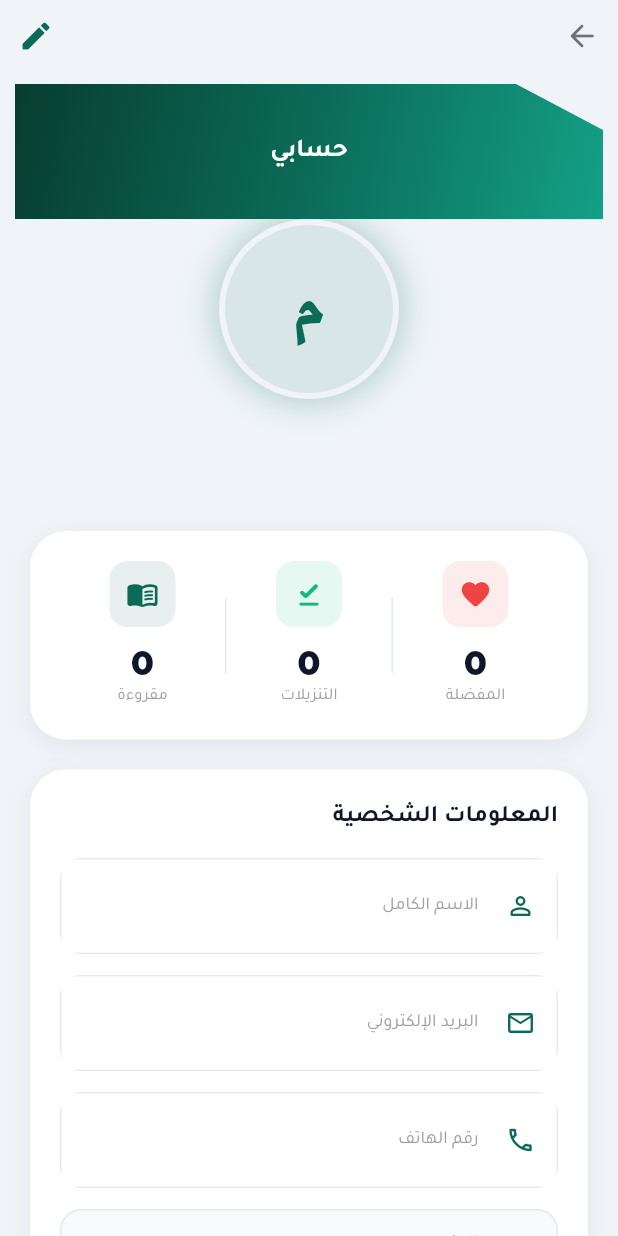
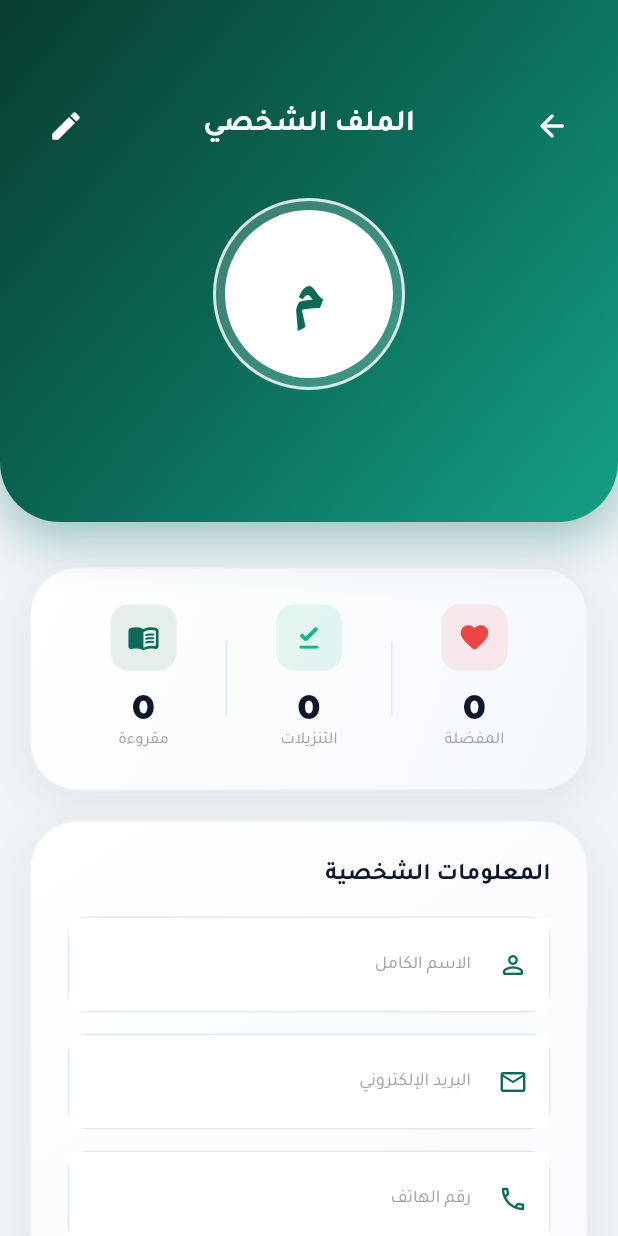
Before and after one commit to merajiapp-hub/meraj3iapp4415, a Flutter app: the ProfileScreen screen opened directly, on a phone screen of 412 x 824 dp. Run offline on Flutter 3.47's test engine with Material 3 defaults, Android fonts, the phone set to English and light mode, and no system bars; our stand-ins replace audioplayers, cached_network_image, cloud_firestore, confetti, connectivity_plus, dio and 21 more; missing offline and left inert: complex, equations, flutter_math_fork, flutter_quill, ml_linalg, receive_intent and 3 more; accounts and stored records are empty; network calls fail.

Commit message:
إضافة ميزات جديدة وتحديث الكود

```diff
--- a/lib/screens/note_editor_screen.dart
+++ b/lib/screens/note_editor_screen.dart
@@ -1089,8 +1089,6 @@ class _NoteEditorScreenState extends State<NoteEditorScreen>
                       padding: const EdgeInsets.symmetric(horizontal: 20),
                       child: Directionality(
                         textDirection: TextDirection.rtl,
-                        child: Material(
-                          color: bgColor,
                         child: Theme(
                           data: Theme.of(context).copyWith(
                             canvasColor: bgColor,
@@ -1194,7 +1192,6 @@ class _NoteEditorScreenState extends State<NoteEditorScreen>
                     ),
                   ),
                 ),
-              ),
             ],
           ),
         ),
--- a/lib/screens/profile_screen.dart
+++ b/lib/screens/profile_screen.dart
@@ -322,15 +322,16 @@ class _ProfileScreenState extends State<ProfileScreen>
           position: _slideAnim,
           child: CustomScrollView(
             slivers: [
-              // ─── الرأس المنحني ────────────────────────────────────────────
+              // ─── بطاقة الرأس الاحترافية ────────────────────────────────────────────
               SliverToBoxAdapter(
-                child: _buildCurvedHeader(isDark, userName, userEmail),
+                child: _buildHeaderCard(isDark, userName, userEmail),
               ),
               SliverPadding(
                 padding: const EdgeInsets.symmetric(horizontal: 20),
                 sliver: SliverList(
                   delegate: SliverChildListDelegate([
-                    const SizedBox(height: 80), // مسافة لصورة الحساب
+                    const SizedBox(height: 30),
+
                     // ─── بطاقة الإحصائيات ─────────────────────────────────
                     _buildStatsCard(
                       isDark,
@@ -355,9 +356,25 @@ class _ProfileScreenState extends State<ProfileScreen>
     );
   }
 
-  // ─── الرأس المنحني مع صورة الحساب ─────────────────────────────────────────
-  Widget _buildCurvedHeader(bool isDark, String name, String email) {
-    return Column(
+  // ─── بطاقة الرأس الاحترافية مع صورة الحساب ──────────────────────────────
+  Widget _buildHeaderCard(bool isDark, String name, String email) {
+    return Container(
+      padding: const EdgeInsets.only(top: 60, bottom: 40, left: 20, right: 20),
+      decoration: BoxDecoration(
+        gradient: AppTheme.brandGradient,
+        borderRadius: const BorderRadius.only(
+          bottomLeft: Radius.circular(40),
+          bottomRight: Radius.circular(40),
+        ),
+        boxShadow: [
+          BoxShadow(
+            color: AppTheme.primaryColor.withValues(alpha: 0.4),
+            blurRadius: 30,
+            offset: const Offset(0, 10),
+          ),
+        ],
+      ),
+      child: Column(
         children: [
           Row(
             mainAxisAlignment: MainAxisAlignment.spaceBetween,
@@ -367,7 +384,15 @@ class _ProfileScreenState extends State<ProfileScreen>
                 onPressed: () => Navigator.maybePop(context),
                 icon: const Icon(
                   Icons.arrow_forward_rounded,
-                color: Colors.black54,
+                  color: Colors.white,
+                ),
+              ),
+              Text(
+                'الملف الشخصي',
+                style: GoogleFonts.tajawal(
+                  color: Colors.white,
+                  fontSize: 20,
+                  fontWeight: FontWeight.bold,
                 ),
               ),
               IconButton(
@@ -379,35 +404,24 @@ class _ProfileScreenState extends State<ProfileScreen>
                         : () => setState(() => _isEditing = true)),
                 icon: Icon(
                   _isEditing ? Icons.check_rounded : Icons.edit_rounded,
-                color: AppTheme.primaryColor,
+                  color: Colors.white,
                 ),
               ),
             ],
           ),
-        const CurvedHeader(
-          title: 'حسابي',
-          gradient: AppTheme.brandGradient,
-          showBackButton: false,
-        ),
-        Transform.translate(
-          offset: const Offset(0, -8),
-          child: Stack(
+          const SizedBox(height: 24),
+          Stack(
             alignment: Alignment.bottomRight,
             children: [
               Container(
-                padding: const EdgeInsets.all(4),
+                padding: const EdgeInsets.all(6),
                 decoration: BoxDecoration(
                   shape: BoxShape.circle,
-                  color: isDark
-                      ? AppTheme.backgroundDark
-                      : const Color(0xFFF0F4F8),
-                  boxShadow: [
-                    BoxShadow(
-                      color: AppTheme.primaryColor.withValues(alpha: 0.3),
-                      blurRadius: 20,
-                      spreadRadius: 2,
+                  color: Colors.white.withValues(alpha: 0.2),
+                  border: Border.all(
+                    color: Colors.white.withValues(alpha: 0.8),
+                    width: 2,
                   ),
-                  ],
                 ),
                 child: GestureDetector(
                   onTap: (_isEditing && !_isLoading)
@@ -415,9 +429,7 @@ class _ProfileScreenState extends State<ProfileScreen>
                       : null,
                   child: CircleAvatar(
                     radius: 56,
-                    backgroundColor: AppTheme.primaryColor.withValues(
-                      alpha: 0.1,
-                    ),
+                    backgroundColor: Colors.white,
                     backgroundImage: _getProfileImage(),
                     child: _getProfileImage() == null
                         ? Text(
@@ -436,16 +448,23 @@ class _ProfileScreenState extends State<ProfileScreen>
                 GestureDetector(
                   onTap: _showImageSourceDialog,
                   child: Container(
-                    width: 32,
-                    height: 32,
-                    decoration: const BoxDecoration(
-                      color: AppTheme.primaryColor,
+                    width: 40,
+                    height: 40,
+                    decoration: BoxDecoration(
+                      color: Colors.white,
                       shape: BoxShape.circle,
+                      boxShadow: [
+                        BoxShadow(
+                          color: Colors.black.withValues(alpha: 0.15),
+                          blurRadius: 8,
+                          offset: const Offset(0, 4),
+                        ),
+                      ],
                     ),
                     child: const Icon(
                       Icons.camera_alt_rounded,
-                      size: 16,
-                      color: Colors.white,
+                      size: 20,
+                      color: AppTheme.primaryColor,
                     ),
                   ),
                 ),
@@ -466,8 +485,25 @@ class _ProfileScreenState extends State<ProfileScreen>
                 ),
             ],
           ),
+          const SizedBox(height: 16),
+          Text(
+            name,
+            style: GoogleFonts.tajawal(
+              color: Colors.white,
+              fontSize: 22,
+              fontWeight: FontWeight.bold,
+            ),
+          ),
+          if (email.isNotEmpty)
+            Text(
+              email,
+              style: GoogleFonts.tajawal(
+                color: Colors.white.withValues(alpha: 0.85),
+                fontSize: 14,
+              ),
             ),
         ],
+      ),
     );
   }
 
@@ -479,15 +515,28 @@ class _ProfileScreenState extends State<ProfileScreen>
     int readCount,
   ) {
     return Container(
-      padding: const EdgeInsets.all(20),
+      padding: const EdgeInsets.symmetric(vertical: 24, horizontal: 20),
       decoration: BoxDecoration(
-        color: isDark ? AppTheme.surfaceDark : Colors.white,
-        borderRadius: BorderRadius.circular(24),
+        gradient: LinearGradient(
+          colors: isDark
+              ? [AppTheme.surfaceDark, AppTheme.surfaceDark.withValues(alpha: 0.7)]
+              : [Colors.white, const Color(0xFFF4F7FB)],
+          begin: Alignment.topLeft,
+          end: Alignment.bottomRight,
+        ),
+        borderRadius: BorderRadius.circular(32),
+        border: Border.all(
+          color: isDark
+              ? Colors.white.withValues(alpha: 0.05)
+              : Colors.grey.withValues(alpha: 0.1),
+        ),
         boxShadow: [
           BoxShadow(
-            color: Colors.black.withValues(alpha: isDark ? 0.2 : 0.06),
-            blurRadius: 12,
-            offset: const Offset(0, 4),
+            color: isDark
+                ? Colors.black.withValues(alpha: 0.4)
+                : Colors.black.withValues(alpha: 0.06),
+            blurRadius: 24,
+            offset: const Offset(0, 8),
           ),
         ],
       ),
@@ -574,15 +623,28 @@ class _ProfileScreenState extends State<ProfileScreen>
     final lastSignInTime = auth.user?.metadata.lastSignInTime;
 
     return Container(
-      padding: const EdgeInsets.all(20),
+      padding: const EdgeInsets.all(24),
       decoration: BoxDecoration(
-        color: isDark ? AppTheme.surfaceDark : Colors.white,
-        borderRadius: BorderRadius.circular(24),
+        gradient: LinearGradient(
+          colors: isDark
+              ? [AppTheme.surfaceDark, AppTheme.surfaceDark.withValues(alpha: 0.7)]
+              : [Colors.white, const Color(0xFFF4F7FB)],
+          begin: Alignment.topLeft,
+          end: Alignment.bottomRight,
+        ),
+        borderRadius: BorderRadius.circular(32),
+        border: Border.all(
+          color: isDark
+              ? Colors.white.withValues(alpha: 0.05)
+              : Colors.grey.withValues(alpha: 0.1),
+        ),
         boxShadow: [
           BoxShadow(
-            color: Colors.black.withValues(alpha: isDark ? 0.2 : 0.06),
-            blurRadius: 12,
-            offset: const Offset(0, 4),
+            color: isDark
+                ? Colors.black.withValues(alpha: 0.4)
+                : Colors.black.withValues(alpha: 0.06),
+            blurRadius: 24,
+            offset: const Offset(0, 8),
           ),
         ],
       ),
@@ -825,10 +887,10 @@ class _ProfileScreenState extends State<ProfileScreen>
     return GestureDetector(
       onTap: onTap,
       child: Container(
-        padding: const EdgeInsets.symmetric(horizontal: 20, vertical: 16),
+        padding: const EdgeInsets.symmetric(horizontal: 20, vertical: 18),
         decoration: BoxDecoration(
           color: isDark ? AppTheme.surfaceDark : Colors.white,
-          borderRadius: BorderRadius.circular(18),
+          borderRadius: BorderRadius.circular(28),
           border: Border.all(
             color: isDark
                 ? Colors.white.withValues(alpha: 0.06)
@@ -836,9 +898,9 @@ class _ProfileScreenState extends State<ProfileScreen>
           ),
           boxShadow: [
             BoxShadow(
-              color: Colors.black.withValues(alpha: isDark ? 0.15 : 0.04),
-              blurRadius: 10,
-              offset: const Offset(0, 3),
+              color: Colors.black.withValues(alpha: isDark ? 0.15 : 0.05),
+              blurRadius: 16,
+              offset: const Offset(0, 6),
             ),
           ],
         ),
@@ -871,3 +933,5 @@ class _ProfileScreenState extends State<ProfileScreen>
     );
   }
 }
+
+}
--- a/lib/widgets/curved_header.dart
+++ b/lib/widgets/curved_header.dart
@@ -1,7 +1,7 @@
 import 'package:flutter/material.dart';
 import 'package:google_fonts/google_fonts.dart';
 
-/// رأس موحد على نمط البطاقة المقطوعة/المقصوصة، مشابه للتصميم المطلوب.
+/// رأس موحد ذو زوايا دائرية
 class CurvedHeader extends StatelessWidget {
   final String title;
   final String? subtitle;
@@ -20,99 +20,81 @@ class CurvedHeader extends StatelessWidget {
     this.leadingIcon,
     this.trailing,
     this.decorations,
-    this.height = 90,
+    this.height = 70,
     this.showBackButton = true,
   });
 
   @override
   Widget build(BuildContext context) {
-    return Padding(
-      padding: const EdgeInsets.fromLTRB(10, 8, 10, 8),
-      child: Column(
-        children: [
-          if (showBackButton || trailing != null)
-            SizedBox(
-              height: 40,
-              child: Row(
-                mainAxisAlignment: MainAxisAlignment.spaceBetween,
-                children: [
-                  if (showBackButton)
-                    _buildExternalButton(
-                      context,
-                      Icons.arrow_forward_rounded,
-                      () => Navigator.maybePop(context),
-                    )
-                  else
-                    const SizedBox(width: 40),
-                  if (trailing != null)
-                    trailing!
-                  else
-                    const SizedBox(width: 40),
-                ],
-              ),
-            ),
-          ClipPath(
-            clipper: _CutHeaderClipper(),
-            child: Container(
-              height: height,
-              alignment: Alignment.center,
+    final topPadding = MediaQuery.of(context).padding.top;
+    return Container(
+      width: double.infinity,
+      height: height + topPadding,
+      padding: EdgeInsets.only(top: topPadding),
       decoration: BoxDecoration(
         gradient: gradient,
+        borderRadius: const BorderRadius.vertical(bottom: Radius.circular(30)),
         boxShadow: [
           BoxShadow(
             color: Colors.black.withValues(alpha: 0.12),
-                    blurRadius: 16,
-                    offset: const Offset(0, 6),
+            blurRadius: 10,
+            offset: const Offset(0, 4),
           ),
         ],
       ),
-              padding: const EdgeInsets.symmetric(horizontal: 18),
-              child: FittedBox(
+      child: Stack(
+        alignment: Alignment.center,
+        children: [
+          ...?decorations,
+          // Title
+          Padding(
+            padding: const EdgeInsets.symmetric(horizontal: 50),
+            child: Column(
+              mainAxisAlignment: MainAxisAlignment.center,
+              children: [
+                FittedBox(
                   fit: BoxFit.scaleDown,
                   child: Text(
                     title,
                     maxLines: 1,
                     style: GoogleFonts.tajawal(
                       color: Colors.white,
-                    fontSize: 17,
+                      fontSize: 18,
                       fontWeight: FontWeight.bold,
                     ),
                     textAlign: TextAlign.center,
                   ),
                 ),
+                if (subtitle != null)
+                  Text(
+                    subtitle!,
+                    style: GoogleFonts.tajawal(
+                      color: Colors.white.withValues(alpha: 0.9),
+                      fontSize: 13,
                     ),
+                    textAlign: TextAlign.center,
+                  ),
+              ],
+            ),
+          ),
+          // Back Button (Right side for RTL Arabic)
+          if (showBackButton)
+            Positioned(
+              right: 8,
+              child: IconButton(
+                onPressed: () => Navigator.maybePop(context),
+                tooltip: 'رجوع',
+                icon: const Icon(Icons.arrow_forward_rounded, color: Colors.white, size: 26),
+              ),
+            ),
+          // Trailing Action (Left side)
+          if (trailing != null)
+            Positioned(
+              left: 8,
+              child: trailing!,
             ),
         ],
       ),
     );
   }
-
-  Widget _buildExternalButton(
-    BuildContext context,
-    IconData icon,
-    VoidCallback onPressed,
-  ) {
-    return IconButton(
-      onPressed: onPressed,
-      tooltip: 'رجوع',
-      icon: Icon(icon, color: Colors.black54, size: 28),
-    );
 }
-}
-
-class _CutHeaderClipper extends CustomClipper<Path> {
-  @override
-  Path getClip(Size size) {
-    final path = Path();
-    path.moveTo(0, 0);
-    path.lineTo(size.width - 58, 0);
-    path.lineTo(size.width, size.height * 0.34);
-    path.lineTo(size.width, size.height);
-    path.lineTo(0, size.height);
-    path.close();
-    return path;
-  }
-
-  @override
-  bool shouldReclip(covariant CustomClipper<Path> oldClipper) => false;
-}
```
Also changed, not shown: lib/screens/category_detail_screen.dart (+1 -7 lines), lib/screens/home_page.dart (+70 -51 lines), lib/screens/references_screen.dart (+7 -1 lines), lib/screens/references_search_screen.dart (added, +246 -0 lines), lib/screens/services_screen.dart (+7 -5 lines), lib/widgets/geometric_sliver_app_bar.dart (+14 -48 lines), 1 other file. Lines whose indentation alone changed are shown as unchanged.
